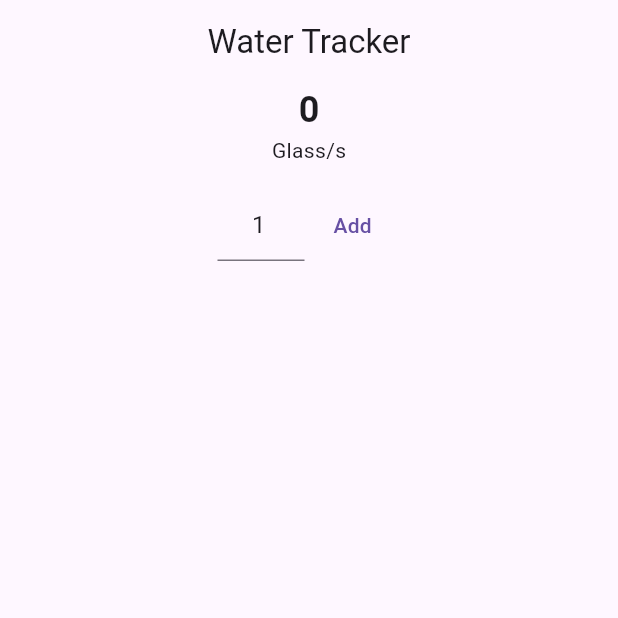
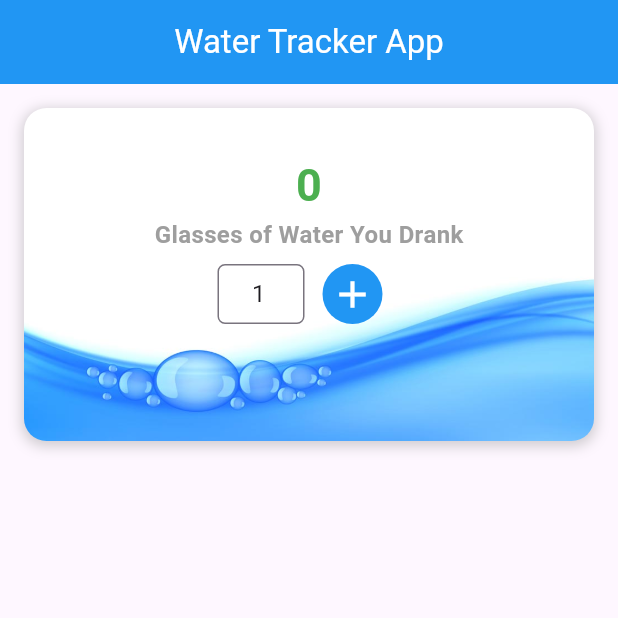
Before and after one commit to khandakerahsunhabib/practice_project, a Flutter app: the screen it shows after launch, on a phone screen of 412 x 824 dp, the top half of it. Run offline on Flutter 3.47's test engine with Material 3 defaults, Android fonts, the phone set to English and light mode, and no system bars.

Commit message:
Water Tracker App UI updated

```diff
--- a/lib/app.dart
+++ b/lib/app.dart
@@ -6,7 +6,8 @@ class WaterTrackerApp extends StatelessWidget {
 
   @override
   Widget build(BuildContext context) {
-    return MaterialApp(
+    return const MaterialApp(
+      debugShowCheckedModeBanner: false,
       home: HomeScreen(),
     );
   }
--- a/lib/home_screen.dart
+++ b/lib/home_screen.dart
@@ -1,4 +1,5 @@
 import 'package:flutter/material.dart';
+import 'package:intl/intl.dart';
 
 class HomeScreen extends StatefulWidget {
   const HomeScreen({super.key});
@@ -17,69 +18,110 @@ class _HomeScreenState extends State<HomeScreen> {
   Widget build(BuildContext context) {
     return Scaffold(
       appBar: AppBar(
-        title: const Text('Water Tracker'),
+        backgroundColor: Colors.blue,
+        foregroundColor: Colors.white,
+        title: const Text('Water Tracker App'),
         centerTitle: true,
       ),
-      body: Column(
+      body: Padding(
+        padding: const EdgeInsets.all(16),
+        child: Column(
           children: [
             _buildWaterTrackCounter(),
             const SizedBox(
               height: 24,
             ),
             Expanded(
-            child: ListView.separated(
+              child: ListView.builder(
                 itemBuilder: (context, index) {
-                final WaterTrack waterTrack = waterTrackList[index];
                   return _buildWaterTrackListTile(index);
-              },
-              separatorBuilder: (context, index) {
-                return const Divider();
                 },
                 itemCount: waterTrackList.length,
               ),
             ),
           ],
         ),
+      ),
     );
   }
 
-  ListTile _buildWaterTrackListTile(index) {
+  Widget _buildWaterTrackListTile(index) {
     WaterTrack waterTrack = waterTrackList[index];
-    return ListTile(
-      title: Text('${waterTrack.dateTime.hour}:${waterTrack.dateTime.minute}'),
-      subtitle: Text(
-          '${waterTrack.dateTime.day}/${waterTrack.dateTime.month}/${waterTrack.dateTime.year}'),
-      leading: CircleAvatar(child: Text('${waterTrack.noOfGlasses}')),
+    DateTime now = DateTime.now();
+    String formattedTime = DateFormat('hh:mm a').format(now);
+    String formattedDate = DateFormat('yyyy-MM-dd').format(now);
+    return _singleTileDecoration(
+        waterTrack, formattedDate, formattedTime, index);
+  }
+
+  Widget _singleTileDecoration(WaterTrack waterTrack, String formattedDate,
+      String formattedTime, index) {
+    return Container(
+      width: double.infinity,
+      decoration: BoxDecoration(
+        borderRadius: BorderRadius.circular(15),
+        color: Colors.blue.shade50,
+      ),
+      margin: const EdgeInsets.only(bottom: 10),
+      child: ListTile(
+        title: Text(
+          '${waterTrack.noOfGlasses} Glass of water',
+          style: const TextStyle(fontWeight: FontWeight.w600),
+        ),
+        subtitle: Text('$formattedDate, $formattedTime'),
+        leading: Image.asset(
+          'assets/images/water.png',
+          width: 50,
+        ),
         trailing: IconButton(
           onPressed: () => _onTapRemoveWaterTrack(index),
-        icon: const Icon(
-          Icons.delete,
+          icon: Image.asset(
+            'assets/images/delete.png',
+            width: 35,
             color: Colors.red,
+          ),
         ),
       ),
     );
   }
 
-  Column _buildWaterTrackCounter() {
-    return Column(
+  Widget _buildWaterTrackCounter() {
+    return Container(
+      padding: const EdgeInsets.all(30),
+      decoration: _waterTrackerBoxDecoration(),
+      child: Column(
+        mainAxisAlignment: MainAxisAlignment.start,
         children: [
           Text(
             getTotalGlassCount().toString(),
             style: const TextStyle(
-            fontSize: 24,
+              fontSize: 30,
               fontWeight: FontWeight.w600,
+              color: Colors.green,
             ),
           ),
-        const Text('Glass/s'),
-        const SizedBox(
-          height: 16,
+          const Text(
+            'Glasses of Water You Drank',
+            style: TextStyle(
+                fontSize: 16, fontWeight: FontWeight.w600, color: Colors.grey),
           ),
           Row(
             mainAxisAlignment: MainAxisAlignment.center,
+            crossAxisAlignment: CrossAxisAlignment.center,
             children: [
               SizedBox(
                 width: 58,
+                height: 40,
                 child: TextField(
+                  decoration: InputDecoration(
+                    contentPadding: const EdgeInsets.all(0),
+                    border: OutlineInputBorder(
+                      borderRadius: BorderRadius.circular(5),
+                      borderSide: BorderSide(
+                        color: Colors.grey.shade300,
+                      ),
+                    ),
+                  ),
                   controller: _glassNoTEController,
                   keyboardType: TextInputType.number,
                   textAlign: TextAlign.center,
@@ -87,11 +129,41 @@ class _HomeScreenState extends State<HomeScreen> {
               ),
               TextButton(
                 onPressed: _onTapAddNewWaterTrack,
-              child: const Text('Add'),
+                child: const CircleAvatar(
+                  backgroundColor: Colors.blue,
+                  child: Icon(
+                    color: Colors.white,
+                    Icons.add,
+                    size: 30,
+                    weight: 10,
+                  ),
+                ),
               )
             ],
           ),
+          const SizedBox(
+            height: 40,
+          )
         ],
+      ),
+    );
+  }
+
+  BoxDecoration _waterTrackerBoxDecoration() {
+    return BoxDecoration(
+      boxShadow: [
+        BoxShadow(
+          color: Colors.grey.withOpacity(0.5), // Shadow color with opacity
+          spreadRadius: 1, // The spread of the shadow
+          blurRadius: 7, // The blur effect of the shadow
+          offset: const Offset(0, 2), // Position of the shadow (x, y)
+        ),
+      ],
+      borderRadius: BorderRadius.circular(15),
+      image: const DecorationImage(
+        fit: BoxFit.cover,
+        image: AssetImage('assets/images/water-tracker-bg.jpg'),
+      ),
     );
   }
 
--- a/pubspec.yaml
+++ b/pubspec.yaml
@@ -35,6 +35,7 @@ dependencies:
   # The following adds the Cupertino Icons font to your application.
   # Use with the CupertinoIcons class for iOS style icons.
   cupertino_icons: ^1.0.6
+  intl: ^0.19.0
 
 dev_dependencies:
   flutter_test:
@@ -59,8 +60,8 @@ flutter:
   uses-material-design: true
 
   # To add assets to your application, add an assets section, like this:
-  # assets:
-  #   - images/a_dot_burr.jpeg
+  assets:
+    - assets/images/
   #   - images/a_dot_ham.jpeg
 
   # An image asset can refer to one or more resolution-specific "variants", see
```
Also changed, not shown: assets/images/delete.png (added), assets/images/water-tracker-bg.jpg (added), assets/images/water.png (added), pubspec.lock. Lines whose indentation alone changed are shown as unchanged.
